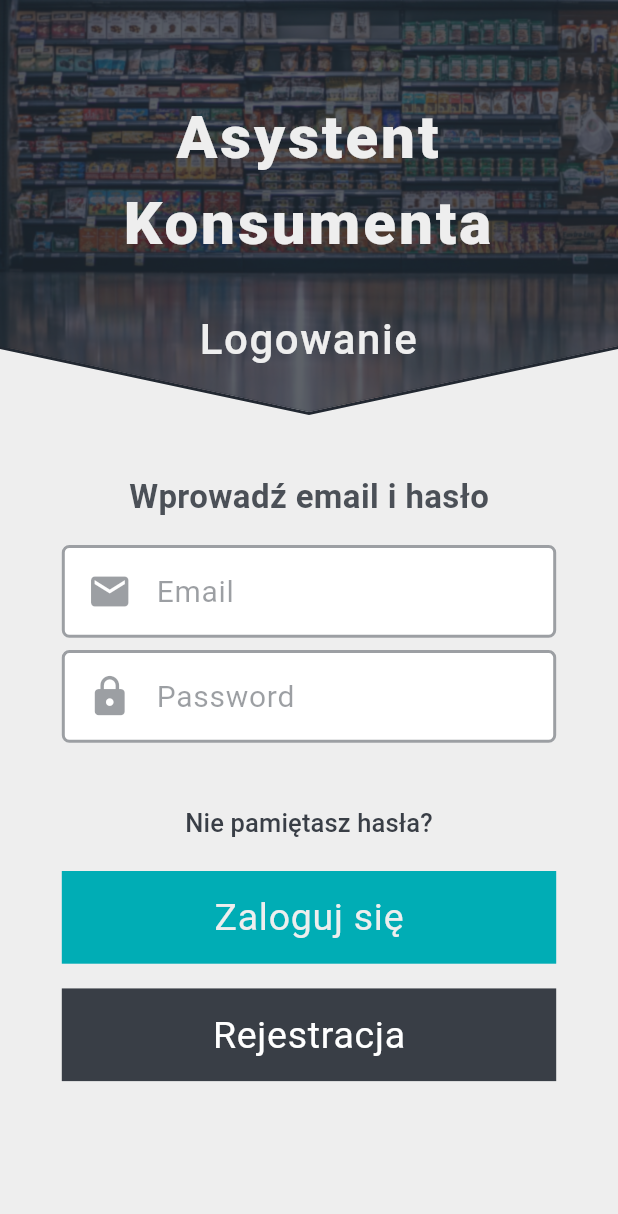
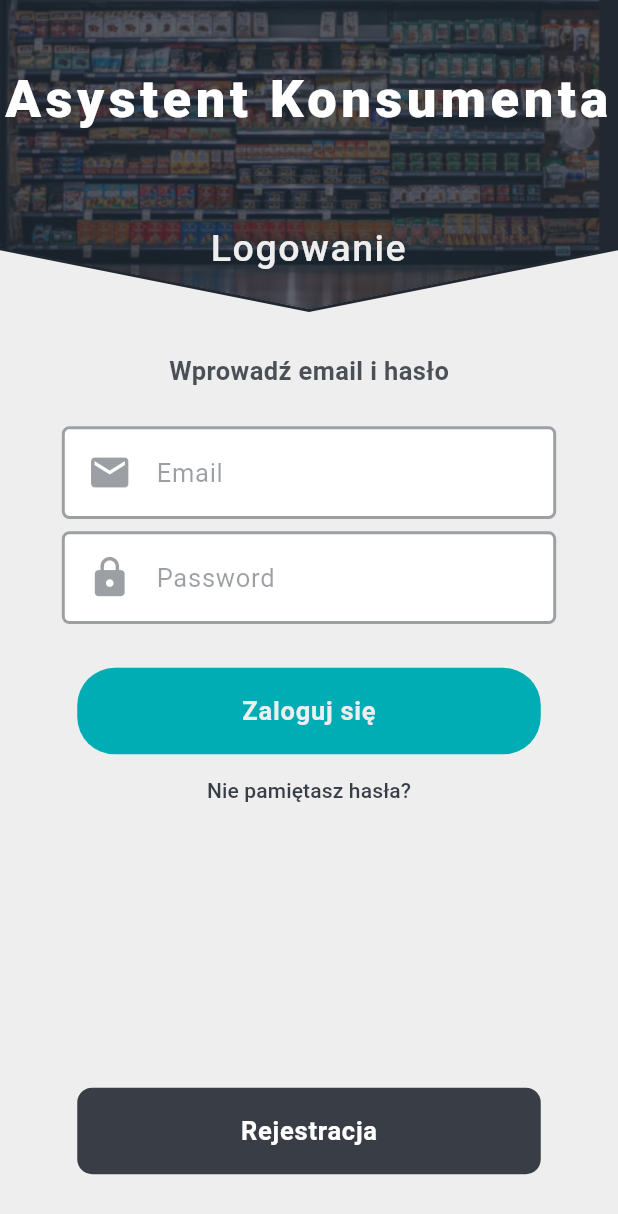
Before and after one commit to Grzechosz/ConsumerAssistant, a Flutter app: the screen it shows after launch, on a phone screen of 412 x 824 dp. Shown: the top 1214 px of the screen. Run offline on Flutter 3.47's test engine with Material 3 defaults, Android fonts, the phone set to English and light mode, and no system bars; our stand-ins replace cached_network_image, camera, cloud_firestore, firebase_auth, firebase_core, firebase_messaging and 5 more; missing offline and left inert: flutter_tesseract_ocr, opencv_4; accounts and stored records are empty.

Commit message:
cosmetic changes

```diff
--- a/lib/config/constants.dart
+++ b/lib/config/constants.dart
@@ -57,4 +57,11 @@ class Constants {
 
   //account
   static const String accountDetails = "Szczegóły konta";
+
+  //fontSizes
+  static const double theBiggestSize = 35;
+  static const double bigHeaderSize = 25;
+  static const double headerSize = 17;
+  static const double titleSize = 15;
+  static const double subTitleSize = 14;
 }
--- a/lib/models/enums.dart
+++ b/lib/models/enums.dart
@@ -5,8 +5,8 @@ enum Harmfulness{
 }
 
 enum Category{
-  color(1), preservative(2), antioxidant(3), emulsifier(4), enhancers(5),
-  excipient(6), sweeteners(7), others(8), fruits(9), vegetables(10),
+  color(1), preservative(2), antioxidant(3), emulsifier(4), excipient(5),
+  enhancers(6), sweeteners(7), others(8), fruits(9), vegetables(10),
   nuts(11), sugars(12), loose(13), dairy(14), meats(15),
   herbsAndSpices(16), fishesAndSeafood(17), intermediates(18);
   const Category(this.id);
--- a/lib/screens/articles/article_item.dart
+++ b/lib/screens/articles/article_item.dart
@@ -46,14 +46,14 @@ class _ArticleItemState extends State<ArticleItem>{
                   Text(item.title,
                       maxLines: 2,
                       overflow: TextOverflow.ellipsis,
-                      style: const TextStyle(fontSize: 20,)),
+                      style: const TextStyle(fontSize: Constants.headerSize,)),
                 ),
                 Align(
                   alignment: Alignment.bottomRight,
                   child: Text(item.date.toString().substring(0, 10),
                       style: const TextStyle(
                         color: Constants.dark50,
-                        fontSize: 15,
+                        fontSize: Constants.subTitleSize,
                       )
                   ),
                 ),
--- a/lib/screens/articles/articles_screen.dart
+++ b/lib/screens/articles/articles_screen.dart
@@ -58,7 +58,7 @@ class _ArticlesScreenState extends State<ArticlesScreen>{
               const Center(
                 child: Text("Brak artykułów",
                   style: TextStyle(letterSpacing: 0.5,
-                    fontSize: 35,
+                    fontSize: Constants.theBiggestSize,
                     color: Colors.white,
                     fontWeight: FontWeight.w600,
                   ),),
--- a/lib/screens/authentication/log_in.dart
+++ b/lib/screens/authentication/log_in.dart
@@ -50,31 +50,35 @@ class LogInState extends State<LogIn>{
   @override
   Widget build(BuildContext context) {
     return Container(
-      color: Constants.sea,
-      child: loading ? const Loading(isReversedColor: false,) : Scaffold(
-        body:
-        MenuBackgroundWidget(
-          screenName: "Logowanie",
-          child: _builtScreenElements(),),
+      color: Constants.light,
+      child: loading ? const Loading(isReversedColor: false,) :
+      Column(
+        children: [
+          const MenuBackgroundWidget(screenName: "Logowanie",),
+          Material(
+              color: Colors.transparent,
+              child: _builtScreenElements(),
+            ),
+          Spacer(),
+          SecondButton(function: widget.changeRegisterView, text: Constants.register,),
+          SizedBox(height: MediaQuery.of(context).size.width/10,)
+        ],
       ),
     );
   }
 
-  Row _builtScreenElements(){
-    return Row(
-      mainAxisAlignment: MainAxisAlignment.center,
-      children: [
-        SingleChildScrollView(
+  Align _builtScreenElements(){
+    return Align(
+      alignment: Alignment.bottomCenter,
+      child: SingleChildScrollView(
         physics: const NeverScrollableScrollPhysics(),
-          padding: EdgeInsets.only(top: MediaQuery.of(context).size.height/3),
         child: Column(
-            mainAxisAlignment: MainAxisAlignment.start,
           children: [
             Container(
-                margin: EdgeInsets.only(bottom: MediaQuery.of(context).size.width*0.04, top: MediaQuery.of(context).size.height/20),
+              margin: EdgeInsets.only(bottom: MediaQuery.of(context).size.width*0.04),
               child: const Text("Wprowadź email i hasło",
                 style: TextStyle(
-                      fontSize: 22,
+                    fontSize: Constants.headerSize,
                     color: Constants.darker80,
                     fontWeight: FontWeight.bold
                 ),
@@ -84,19 +88,15 @@ class LogInState extends State<LogIn>{
             passwordFieldContainer,
             Text(error,
               style: const TextStyle(
-                    fontSize: 15,
+                  fontSize: Constants.subTitleSize,
                   color: Colors.red
               ),
             ),
+            logInButton,
             RemindPasswordButton(function: widget.changeRegisterView),
-              logInButton,
-              SecondButton(function: widget.changeRegisterView, text: Constants.register,),
           ],
         ),
-        )
-
-
-      ],
+      ),
     );
   }
 }
--- a/lib/screens/authentication/menu_background_widget.dart
+++ b/lib/screens/authentication/menu_background_widget.dart
@@ -5,67 +5,63 @@ import 'package:flutter/material.dart';
 
 import '../../config/constants.dart';
 
-class MenuBackgroundWidget extends StatelessWidget{
-  final Widget child;
+class MenuBackgroundWidget extends StatelessWidget {
   final String screenName;
-  const MenuBackgroundWidget({super.key, required this.child, required this.screenName});
+  const MenuBackgroundWidget({super.key, required this.screenName});
 
   @override
   Widget build(BuildContext context) {
-    return Stack(
-        children: [
-          Container(color: Constants.light),
+    Size screenSize = MediaQuery.of(context).size;
+    return SizedBox(
+      width: screenSize.width,
+      height: screenSize.height/3.5,
+      child: Material(
+        color: Colors.transparent,
+        child: Stack(children: [
           ClipPath(
-              clipper: ClipperPathBorder(MediaQuery.of(context).size),
-              child: Container(color: Constants.darker)
-          ),
+              clipper: ClipperPathBorder(screenSize),
+              child: Container(color: Constants.darker)),
           ClipPath(
-              clipper: MyClipperPath(MediaQuery.of(context).size),
+              clipper: MyClipperPath(screenSize),
               child: Stack(
                 children: [
-                    _buildBackgroundImage(),
-                    _buildBackgroundBlur()
-                  ],
-              )
-            ),
+                  _buildBackgroundImage(screenSize),
+                  _buildBackgroundBlur()],
+              )),
           Positioned.fill(child: _builtAppName(context)),
           Positioned.fill(child: _builtScreenName(context)),
-          child
-        ]
+        ]),
+      ),
     );
   }
 
-  Container _builtScreenName(BuildContext context){
+  Container _builtScreenName(BuildContext context) {
     double screenHeight = MediaQuery.of(context).size.height;
     return Container(
-        margin: EdgeInsets.only(top: screenHeight/4,),
+        margin: EdgeInsets.only(
+          top: 18 * screenHeight / 100,
+        ),
         child: Text(screenName,
             style: const TextStyle(
-                      fontSize: 28,
+              fontSize: Constants.bigHeaderSize,
               color: Constants.light,
               fontWeight: FontWeight.w500,
               letterSpacing: 1,
+            ),
+            textAlign: TextAlign.center));
+  }
 
-                      ),
-                  textAlign: TextAlign.center
-        )
-    );
-  }
-  Image _buildBackgroundImage(){
-    return Image.asset(Constants.assetsImage + Constants.backgroundImage,
-      fit: BoxFit.contain,
-      height: double.infinity,
-      width: double.infinity,
+  Image _buildBackgroundImage(Size screenSize) {
+    return Image.asset(
+      Constants.assetsImage + Constants.backgroundImage,
       alignment: Alignment.topCenter,
+      height: screenSize.height,
     );
   }
 
-  BackdropFilter _buildBackgroundBlur(){
+  BackdropFilter _buildBackgroundBlur() {
     return BackdropFilter(
-      filter: ImageFilter.blur(
-          sigmaX: 0.5,
-          sigmaY: 0.5
-      ),
+      filter: ImageFilter.blur(sigmaX: 0.5, sigmaY: 0.5),
       child: Container(
         decoration: const BoxDecoration(color: Constants.darker70),
       ),
@@ -76,39 +72,34 @@ class MenuBackgroundWidget extends StatelessWidget{
     double screenWidth = MediaQuery.of(context).size.width;
     double screenHeight = MediaQuery.of(context).size.height;
     return Container(
-        width: screenWidth*0.9,
-        margin: EdgeInsets.only(top: screenHeight/13),
-        child:
-        const Text(
+        width: screenWidth * 0.9,
+        margin: EdgeInsets.only(top: screenHeight / 20),
+        child: const Text(
           Constants.appName,
           style: TextStyle(
               fontWeight: FontWeight.w900,
-              fontSize: 40,
-              letterSpacing: 2,
-              color: Constants.light
-          ),
+              fontSize: Constants.theBiggestSize,
+              letterSpacing: 3,
+              color: Colors.white),
           overflow: TextOverflow.visible,
           textAlign: TextAlign.center,
-        )
-    );
+        ));
   }
-
 }
 
 class MyClipperPath extends CustomClipper<Path> {
   final constSize;
   MyClipperPath(Size this.constSize);
 
-
   @override
   Path getClip(Size size) {
     Path path = Path();
-    path.moveTo(0,0);
-    path.lineTo(constSize.width,0);
-    path.lineTo(constSize.width,28*constSize.height/100);
-    path.lineTo(constSize.width/2,constSize.height/3);
-    path.lineTo(0,28*constSize.height/100);
-    path.lineTo(0,constSize.height);
+    path.moveTo(0, 0);
+    path.lineTo(constSize.width, 0);
+    path.lineTo(constSize.width, constSize.height / 5);
+    path.lineTo(constSize.width / 2, constSize.height / 4);
+    path.lineTo(0, constSize.height / 5);
+    path.lineTo(0, constSize.height);
     path.close();
     return path;
   }
@@ -127,12 +118,12 @@ class ClipperPathBorder extends CustomClipper<Path> {
   @override
   Path getClip(Size size) {
     Path path = Path();
-    path.moveTo(0,0);
-    path.lineTo(constSize.width,0);
-    path.lineTo(constSize.width,28*constSize.height/100+borderSize);
-    path.lineTo(constSize.width/2,constSize.height/3+borderSize);
-    path.lineTo(0,28*constSize.height/100+borderSize);
-    path.lineTo(0,constSize.height);
+    path.moveTo(0, 0);
+    path.lineTo(constSize.width, 0);
+    path.lineTo(constSize.width, constSize.height / 5 + borderSize);
+    path.lineTo(constSize.width / 2, constSize.height / 4 + borderSize);
+    path.lineTo(0, constSize.height / 5 + borderSize);
+    path.lineTo(0, constSize.height);
     path.close();
     return path;
   }
--- a/lib/screens/authentication/sign_screen_widgets.dart
+++ b/lib/screens/authentication/sign_screen_widgets.dart
@@ -14,18 +14,24 @@ class FirstButton extends StatelessWidget{
     double height = MediaQuery.of(context).size.height;
 
     return Container(
-      color: Constants.sea,
+      decoration: const BoxDecoration(
+        color: Constants.sea,
+          borderRadius: BorderRadius.all(
+              Radius.circular(25)
+          )
+      ),
       child: OutlinedButton(
         style: OutlinedButton.styleFrom(
           side: BorderSide.none,
           textStyle:
           const TextStyle(
-              fontSize: 25,
+              fontSize: Constants.headerSize,
+              fontWeight: FontWeight.w600,
               letterSpacing: 0.5
           ),
           foregroundColor: Constants.light,
-          minimumSize: Size(width*0.8,
-              height*0.075),
+          minimumSize: Size(width*0.75,
+              height*0.07),
         ),
         child: Text(text),
         onPressed: () {
@@ -47,9 +53,14 @@ class SecondButton extends StatelessWidget{
     double height = MediaQuery.of(context).size.height;
 
     return Container(
-      color: Constants.dark,
-      width: width*0.8,
-      height: height*0.075,
+      decoration: const BoxDecoration(
+          color: Constants.dark,
+          borderRadius: BorderRadius.all(
+              Radius.circular(10)
+          )
+      ),
+      width: width*0.75,
+      height: height*0.07,
       margin: EdgeInsets.only(top: height*0.02),
 
       child: OutlinedButton(
@@ -57,7 +68,8 @@ class SecondButton extends StatelessWidget{
           side: BorderSide.none,
           textStyle:
           const TextStyle(
-              fontSize: 25,
+              fontSize: Constants.headerSize,
+              fontWeight: FontWeight.w600,
               letterSpacing: 0.5
           ),
           foregroundColor: Colors.white,
@@ -89,7 +101,7 @@ class RemindPasswordButton extends StatelessWidget{
         ),
         child: const Text("Nie pamiętasz hasła?",
         style: TextStyle(
-          fontSize: 17
+          fontSize: Constants.subTitleSize
         ),),
         onPressed: () {
         },
@@ -112,7 +124,7 @@ class EmailFieldContainer extends StatelessWidget{
     return Container(
       width: width*0.8,
         height: height*0.075,
-        // margin: const EdgeInsets.only(bottom: 15),
+        margin: EdgeInsets.only(top: height*0.01),
         decoration: BoxDecoration(
             borderRadius: BorderRadius.circular(5),
             border: Border.all(
@@ -139,9 +151,61 @@ class EmailFieldContainer extends StatelessWidget{
                     color: Constants.dark50,),
                   hintStyle: TextStyle(
                       color: Constants.dark50,
-                      fontSize: 20
+                      fontSize: Constants.headerSize
                   ),
                   hintText: 'Email',
+                  border: InputBorder.none
+              )
+          ),
+        )
+    );
+  }
+}
+
+class NicknameFieldContainer extends StatelessWidget{
+  final formKeyNickname;
+  NicknameFieldContainer({super.key, required this.formKeyNickname});
+
+  String nickname='';
+
+  @override
+  Widget build(BuildContext context) {
+    double width = MediaQuery.of(context).size.width;
+    double height = MediaQuery.of(context).size.height;
+
+    return Container(
+        width: width*0.8,
+        height: height*0.075,
+        // margin: const EdgeInsets.only(bottom: 15),
+        decoration: BoxDecoration(
+            borderRadius: BorderRadius.circular(5),
+            border: Border.all(
+                color: Constants.dark50,
+                width: 2
+            ),
+            color: Colors.white
+        ),
+
+        padding: const EdgeInsets.symmetric(horizontal: 15, vertical: 5),
+        child: Form(
+          key: formKeyNickname,
+          child:
+          TextFormField(
+              onChanged: (value) {
+                nickname = value;
+                formKeyNickname.currentState!.validate();
+              },
+              validator: (val)=> val!.isEmpty ? "Wprowadź Nickname" : null,
+              decoration: const InputDecoration(
+                  icon: Icon(
+                    Icons.supervised_user_circle,
+                    size: 30,
+                    color: Constants.dark50,),
+                  hintStyle: TextStyle(
+                      color: Constants.dark50,
+                      fontSize: Constants.headerSize
+                  ),
+                  hintText: 'Nickname',
                   border: InputBorder.none
               )
           ),
@@ -193,7 +257,7 @@ class PasswordFieldContainer extends StatelessWidget{
                     color: Constants.dark50,),
                   hintStyle: TextStyle(
                       color: Constants.dark50,
-                      fontSize: 20
+                      fontSize: Constants.headerSize
                   ),
                   hintText: 'Password',
                   border: InputBorder.none
@@ -247,7 +311,7 @@ class ConfirmPasswordFieldContainer extends StatelessWidget{
                     color: Constants.dark50,),
                   hintStyle: TextStyle(
                       color: Constants.dark50,
-                      fontSize: 20
+                      fontSize: Constants.headerSize
                   ),
                   hintText: 'Confirm Password',
                   border: InputBorder.none
--- a/lib/screens/last/products_screen.dart
+++ b/lib/screens/last/products_screen.dart
@@ -55,7 +55,7 @@ class ProductsScreenState extends State<ProductsScreen>{
                 color: Constants.dark80,),
               hintStyle: TextStyle(
                   color: Constants.dark50,
-                  fontSize: 20
+                  fontSize: Constants.headerSize,
               ),
               hintText: Constants.searchText,
               border: InputBorder.none
@@ -94,7 +94,7 @@ class ProductsScreenState extends State<ProductsScreen>{
       )) : const Center(
           child: Text("Brak Produktów",
           style: TextStyle(letterSpacing: 0.5,
-            fontSize: 35,
+            fontSize: Constants.theBiggestSize,
             color: Colors.white,
             fontWeight: FontWeight.w600,
           ),),
```
Also changed, not shown: lib/screens/articles/article_body.dart (+4 -4 lines), lib/screens/authentication/register.dart (+25 -18 lines), lib/screens/ingredients/ingredient_description.dart (+0 -8 lines), lib/screens/ingredients/ingredient_item.dart (+12 -3 lines), lib/screens/ingredients/ingredients_screen.dart (+12 -9 lines), lib/screens/last/product_item.dart (+15 -6 lines), assets/images/background.jpg, assets/images/categories/enhancers.png, assets/images/categories/excipient.png. Lines whose indentation alone changed are shown as unchanged.
